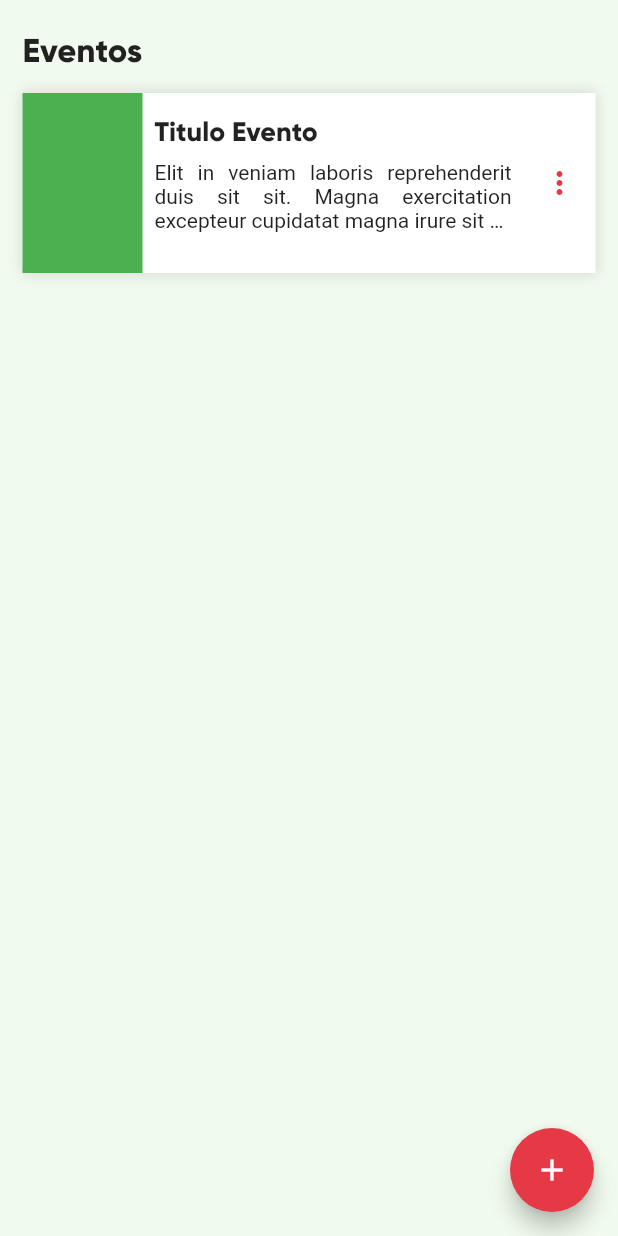
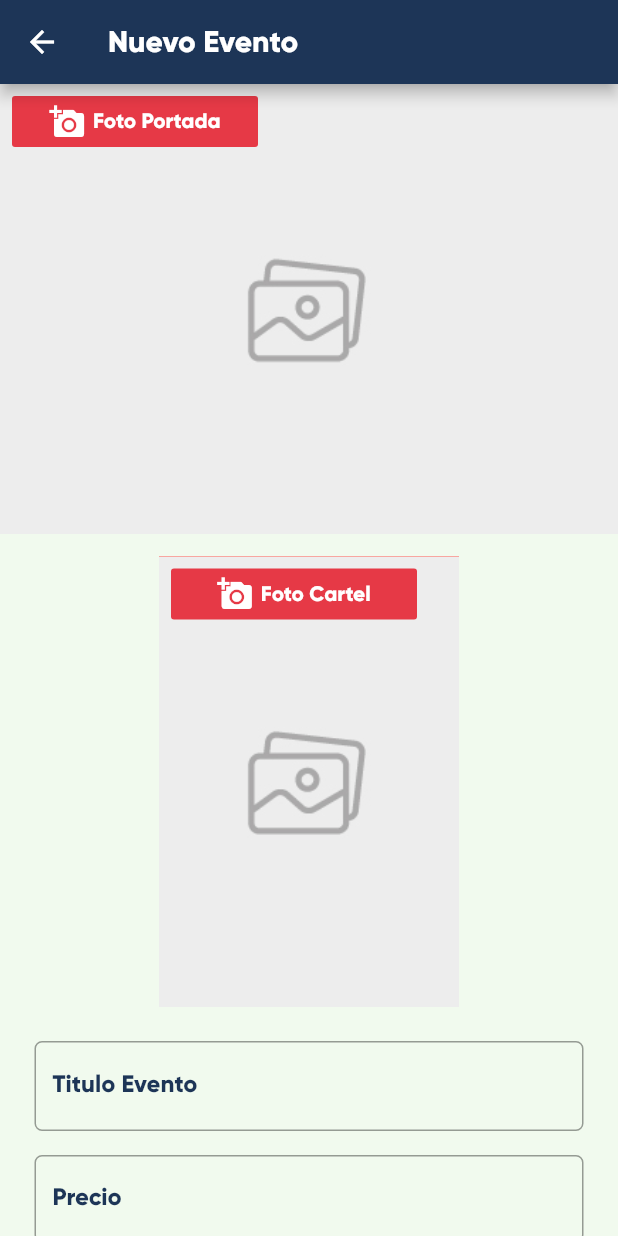
Before and after one commit to DarkAstaroth/pymbo, a Flutter app: the PerfilEvento screen opened directly, after a tap on the "add" icon, on a phone screen of 412 x 824 dp. Run offline on Flutter 3.47's test engine with Material 2 defaults, Android fonts, the phone set to English and light mode, and no system bars; our stand-ins replace bloc, circular_profile_avatar, cloud_firestore, datetime_picker_formfield, equatable, firebase_auth and 12 more; missing offline and left inert: admob_flutter, flutter_auth_buttons, flutter_page_indicator, google_maps_place_picker, smart_select; accounts and stored records are empty.

Commit message:
se mostro los productos en la aplicacion y se realizo la insercion de datos para eventos hay un error en mostrar eventos

```diff
--- a/lib/src/bloc/evento_bloc/evento_bloc.dart
+++ b/lib/src/bloc/evento_bloc/evento_bloc.dart
@@ -36,9 +36,6 @@ class EventoBloc extends Bloc<EventoEvent, EventoState> {
       _eventoSubscription = _eventoRepository
           .getEventos()
           .listen((eventos) => add(EventoUpdated(eventos)));
-      //final List<Negocio> negocios = await _negocioRepository.getNegocios().first;
-      //yield NegocioLoaded(negocios);
-
     } catch (_) {
       yield EventoNoLoaded();
     }
--- a/lib/src/repository/evento_repository.dart
+++ b/lib/src/repository/evento_repository.dart
@@ -2,7 +2,6 @@ import 'dart:io';
 import 'package:cloud_firestore/cloud_firestore.dart';
 import 'package:firebase_storage/firebase_storage.dart';
 import 'package:intl/intl.dart';
-import 'package:pymbo/src/models/evento_model.dart';
 import 'package:pymbo/src/models/evento_model.dart';
 
 class EventoRepository {
@@ -10,7 +9,9 @@ class EventoRepository {
 
   Stream<List<Evento>> getEventos() {
     return dataBaseReference.snapshots().map((snapshot) {
-      return snapshot.documents.map((doc) => Evento.fromSnapshot(doc)).toList();
+      return snapshot.documents
+          .map((doc) => Evento.fromSnapshot(doc))
+          .toList();
     });
   }
 
--- a/lib/src/ui/negocio/user_card_negocio.dart
+++ b/lib/src/ui/negocio/user_card_negocio.dart
@@ -57,6 +57,7 @@ class UserCardNegocio extends StatelessWidget {
                         ),
                         Text(
                           email,
+                          overflow: TextOverflow.ellipsis,
                           style: TextStyle(fontFamily: 'GilroyL', fontSize: 10),
                         ),
                       ],
--- a/lib/src/ui/ofertas/ofertas_screen.dart
+++ b/lib/src/ui/ofertas/ofertas_screen.dart
@@ -56,10 +56,10 @@ class _OfertaScreenState extends State<OfertaScreen> {
                 productoList = state.productos;
                 return productoList.length == 0
                     ? Expanded(
-                                          child: Center(
+                        child: Center(
                           child: Text("No hay productos disponibles"),
                         ),
-                    )
+                      )
                     : Expanded(
                         child: ListView.builder(
                           itemCount: productoList.length,
--- /dev/null
+++ b/lib/src/ui/perfil_evento/FormularioEvento.dart
@@ -0,0 +1,205 @@
+import 'dart:io';
+
+import 'package:datetime_picker_formfield/datetime_picker_formfield.dart';
+import 'package:flutter/material.dart';
+import 'package:flutter_bloc/flutter_bloc.dart';
+import 'package:intl/intl.dart';
+import 'package:pymbo/src/bloc/evento_bloc/evento_bloc.dart';
+import 'package:pymbo/src/bloc/evento_bloc/evento_event.dart';
+import 'package:pymbo/src/models/negocio_model.dart';
+
+class FormularioEvento extends StatefulWidget {
+  final Negocio negocio;
+  final File portadaImage;
+  final File cartelimage;
+
+  const FormularioEvento(
+      {Key key, this.negocio, this.portadaImage, this.cartelimage})
+      : super(key: key);
+
+  @override
+  _FormularioEventoState createState() => _FormularioEventoState();
+}
+
+class _FormularioEventoState extends State<FormularioEvento> {
+  String titulo;
+  String precio;
+  String cupos;
+  String desc;
+  final format = DateFormat("yyyy-MM-dd HH:mm");
+
+  final formKey = GlobalKey<FormState>();
+
+  @override
+  Widget build(BuildContext context) {
+    return Form(
+      key: formKey,
+      child: Column(
+        children: [
+          Padding(
+            padding: const EdgeInsets.all(8.0),
+            child: TextFormField(
+              textCapitalization: TextCapitalization.sentences,
+              style: TextStyle(fontFamily: 'GilroyB'),
+              decoration: InputDecoration(
+                focusedBorder: OutlineInputBorder(
+                    borderSide:
+                        BorderSide(color: Color(0xFF1D3557), width: 2.0)),
+                border: OutlineInputBorder(
+                    borderRadius: BorderRadius.circular(5.0)),
+                labelText: 'Titulo Evento',
+                labelStyle:
+                    TextStyle(color: Color(0xFF1D3557), fontFamily: 'GilroyB'),
+                //suffixIcon: Icon(Icons.email, color: Color(0xFF1D3557)),
+              ),
+              keyboardType: TextInputType.emailAddress,
+              autovalidate: true,
+              autocorrect: true,
+              onChanged: (value) {
+                setState(() {
+                  titulo = value;
+                });
+              },
+            ),
+          ),
+          Padding(
+            padding: const EdgeInsets.all(8.0),
+            child: TextFormField(
+              textCapitalization: TextCapitalization.sentences,
+              style: TextStyle(fontFamily: 'GilroyL'),
+              decoration: InputDecoration(
+                focusedBorder: OutlineInputBorder(
+                    borderSide:
+                        BorderSide(color: Color(0xFF1D3557), width: 2.0)),
+                border: OutlineInputBorder(
+                    borderRadius: BorderRadius.circular(5.0)),
+                labelText: 'Precio',
+                labelStyle:
+                    TextStyle(color: Color(0xFF1D3557), fontFamily: 'GilroyB'),
+                //suffixIcon: Icon(Icons.email, color: Color(0xFF1D3557)),
+              ),
+              keyboardType: TextInputType.number,
+              autovalidate: true,
+              autocorrect: true,
+              onChanged: (value) {
+                setState(() {
+                  precio = value;
+                });
+              },
+            ),
+          ),
+          Padding(
+            padding: const EdgeInsets.all(8.0),
+            child: TextFormField(
+              textCapitalization: TextCapitalization.sentences,
+              style: TextStyle(fontFamily: 'GilroyL'),
+              decoration: InputDecoration(
+                focusedBorder: OutlineInputBorder(
+                    borderSide:
+                        BorderSide(color: Color(0xFF1D3557), width: 2.0)),
+                border: OutlineInputBorder(
+                    borderRadius: BorderRadius.circular(5.0)),
+                labelText: 'Cupos',
+                labelStyle:
+                    TextStyle(color: Color(0xFF1D3557), fontFamily: 'GilroyB'),
+                //suffixIcon: Icon(Icons.email, color: Color(0xFF1D3557)),
+              ),
+              keyboardType: TextInputType.number,
+              autovalidate: true,
+              autocorrect: true,
+              onChanged: (value) {
+                setState(() {
+                  cupos = value;
+                });
+              },
+            ),
+          ),
+          //           Padding(
+          //   padding: const EdgeInsets.all(8.0),
+          //   child: DateTimeField(
+          //     decoration:InputDecoration(
+          //       helperText: "Fecha Evento"
+          //     ) ,
+          //     format: format,
+          //     onShowPicker: (context, currentValue) async {
+          //       final date = await showDatePicker(
+          //           context: context,
+          //           firstDate: DateTime(1900),
+          //           initialDate: currentValue ?? DateTime.now(),
+          //           lastDate: DateTime(2100));
+          //       if (date != null) {
+          //         final time = await showTimePicker(
+          //           context: context,
+          //           initialTime:
+          //               TimeOfDay.fromDateTime(currentValue ?? DateTime.now()),
+          //         );
+          //         return DateTimeField.combine(date, time);
+          //       } else {
+          //         return currentValue;
+          //       }
+          //     },
+          //   ),
+          // ),
+          Padding(
+            padding: const EdgeInsets.all(8.0),
+            child: TextFormField(
+              textCapitalization: TextCapitalization.sentences,
+              maxLines: 5,
+              style: TextStyle(fontFamily: 'GilroyL'),
+              decoration: InputDecoration(
+                focusedBorder: OutlineInputBorder(
+                    borderSide:
+                        BorderSide(color: Color(0xFF1D3557), width: 2.0)),
+                border: OutlineInputBorder(
+                    borderRadius: BorderRadius.circular(5.0)),
+                labelText: 'Descripcion',
+                labelStyle:
+                    TextStyle(color: Color(0xFF1D3557), fontFamily: 'GilroyB'),
+                //suffixIcon: Icon(Icons.email, color: Color(0xFF1D3557)),
+              ),
+              keyboardType: TextInputType.text,
+              autovalidate: true,
+              autocorrect: true,
+              onChanged: (value) {
+                setState(() {
+                  desc = value;
+                });
+              },
+            ),
+          ),
+
+          Padding(
+            padding: const EdgeInsets.all(8.0),
+            child: ButtonTheme(
+              minWidth: double.infinity,
+              height: 45,
+              child: RaisedButton(
+                color: Color(0xFFE63946),
+                elevation: 0,
+                onPressed: () {
+                  BlocProvider.of<EventoBloc>(context).add(AddEvento(
+                      widget.negocio.id,
+                      titulo,
+                      widget.portadaImage,
+                      widget.cartelimage,
+                      "hora",
+                      "fechaInicio",
+                      "fechaFin",
+                      precio,
+                      cupos,
+                      "true",
+                      desc));
+                  Navigator.pop(context);
+                },
+                child: Text(
+                  'Guardar Cambios ',
+                  style: TextStyle(color: Colors.white, fontFamily: 'GilroyB'),
+                ),
+              ),
+            ),
+          )
+        ],
+      ),
+    );
+  }
+}
--- /dev/null
+++ b/lib/src/ui/perfil_evento/crear_evento.dart
@@ -0,0 +1,183 @@
+import 'dart:io';
+
+import 'package:flutter/material.dart';
+import 'package:image_picker/image_picker.dart';
+import 'package:pymbo/src/models/negocio_model.dart';
+import 'package:pymbo/src/ui/perfil_evento/FormularioEvento.dart';
+
+class CrearEvento extends StatefulWidget {
+  final Negocio negocio;
+
+  const CrearEvento({Key key, this.negocio}) : super(key: key);
+  @override
+  _CrearEventoState createState() => _CrearEventoState();
+}
+
+class _CrearEventoState extends State<CrearEvento> {
+  File portadaImage;
+  File cartelImage;
+
+  @override
+  Widget build(BuildContext context) {
+    return Scaffold(
+      appBar: AppBar(
+        backgroundColor: Color(0XFF1D3557),
+        title: Text(
+          "Nuevo Evento",
+          style: TextStyle(fontFamily: 'GilroyB'),
+        ),
+      ),
+      backgroundColor: Color(0XFFF1FAEE),
+      body: ListView(
+        padding: EdgeInsets.all(0),
+        children: [
+          Stack(
+            children: [
+              Container(
+                  width: double.infinity,
+                  height: 300,
+                  color: Colors.redAccent,
+                  child: Stack(
+                    children: [
+                      portadaImage == null
+                          ? Container(
+                              width: double.infinity,
+                              height: 300,
+                              decoration: BoxDecoration(
+                                  image: DecorationImage(
+                                      image: AssetImage(
+                                          'assets/img/no-photo-perfil.jpg'),
+                                      fit: BoxFit.cover)),
+                            )
+                          : Container(
+                              width: double.infinity,
+                              height: 300,
+                              child: Image.file(
+                                portadaImage,
+                                fit: BoxFit.cover,
+                              ),
+                            ),
+                      Container(
+                        padding: EdgeInsets.all(8),
+                        width: 180,
+                        height: 50,
+                        alignment: Alignment.centerRight,
+                        child: RaisedButton(
+                          color: Color(0xFFE63946),
+                          elevation: 0,
+                          onPressed: getPortadaImage,
+                          child: Row(
+                            mainAxisAlignment: MainAxisAlignment.center,
+                            children: [
+                              Padding(
+                                padding: const EdgeInsets.only(right: 5),
+                                child: Icon(
+                                  Icons.add_a_photo,
+                                  color: Colors.white,
+                                ),
+                              ),
+                              Text(
+                                'Foto Portada',
+                                style: TextStyle(
+                                    color: Colors.white, fontFamily: 'GilroyB'),
+                              ),
+                            ],
+                          ),
+                        ),
+                      ),
+                    ],
+                  )),
+            ],
+          ),
+          SizedBox(
+            height: 15,
+          ),
+          Align(
+            alignment: Alignment.center,
+            child: Stack(
+              children: [
+                Container(
+                    width: 200,
+                    height: 300,
+                    color: Colors.redAccent,
+                    child: Stack(
+                      children: [
+                        cartelImage == null
+                            ? Container(
+                                width: double.infinity,
+                                height: 300,
+                                decoration: BoxDecoration(
+                                    image: DecorationImage(
+                                        image: AssetImage(
+                                            'assets/img/no-photo-perfil.jpg'),
+                                        fit: BoxFit.cover)),
+                              )
+                            : Container(
+                                width: double.infinity,
+                                height: 300,
+                                child: Image.file(
+                                  cartelImage,
+                                  fit: BoxFit.cover,
+                                ),
+                              ),
+                        Container(
+                          padding: EdgeInsets.all(8),
+                          width: 180,
+                          height: 50,
+                          alignment: Alignment.centerRight,
+                          child: RaisedButton(
+                            color: Color(0xFFE63946),
+                            elevation: 0,
+                            onPressed: getCartelImage,
+                            child: Row(
+                              mainAxisAlignment: MainAxisAlignment.center,
+                              children: [
+                                Padding(
+                                  padding: const EdgeInsets.only(right: 5),
+                                  child: Icon(
+                                    Icons.add_a_photo,
+                                    color: Colors.white,
+                                  ),
+                                ),
+                                Text(
+                                  'Foto Cartel',
+                                  style: TextStyle(
+                                      color: Colors.white,
+                                      fontFamily: 'GilroyB'),
+                                ),
+                              ],
+                            ),
+                          ),
+                        ),
+                      ],
+                    )),
+              ],
+            ),
+          ),
+          Padding(
+              padding: const EdgeInsets.all(15),
+              child: FormularioEvento(
+                negocio:widget.negocio,
+                portadaImage : portadaImage,
+                cartelimage: cartelImage,
+                )
+                  )
+        ],
+      ),
+    );
+  }
+
+  Future getPortadaImage() async {
+    var tempimage = await ImagePicker.pickImage(source: ImageSource.gallery);
+    setState(() {
+      portadaImage = tempimage;
+    });
+  }
+
+    Future getCartelImage() async {
+    var tempimage = await ImagePicker.pickImage(source: ImageSource.gallery);
+    setState(() {
+      cartelImage = tempimage;
+    });
+  }
+}
--- a/lib/src/ui/perfil_evento/perfil_evento.dart
+++ b/lib/src/ui/perfil_evento/perfil_evento.dart
@@ -1,20 +1,41 @@
 import 'package:flutter/material.dart';
+import 'package:flutter_bloc/flutter_bloc.dart';
+import 'package:pymbo/src/bloc/evento_bloc/evento_bloc.dart';
+import 'package:pymbo/src/bloc/evento_bloc/evento_state.dart';
+import 'package:pymbo/src/models/evento_model.dart';
+import 'package:pymbo/src/models/negocio_model.dart';
+import 'package:pymbo/src/ui/perfil_evento/crear_evento.dart';
+import 'package:pymbo/src/ui/perfil_evento/evento_admin_card.dart';
 
 class PerfilEvento extends StatefulWidget {
+    final Negocio negocio;
+
+  const PerfilEvento({Key key, this.negocio}) : super(key: key);
   @override
   _PerfilEventoState createState() => _PerfilEventoState();
 }
 
 class _PerfilEventoState extends State<PerfilEvento> {
+
+    List<Evento> eventoList = [];
+
+
   @override
   Widget build(BuildContext context) {
     return Scaffold(
       floatingActionButton: FloatingActionButton(
           backgroundColor: Color(0XFFE63946),
           child: Icon(Icons.add),
-          onPressed: () {}),
+          onPressed: () {
+            Navigator.push(
+              context,
+              MaterialPageRoute(
+                  builder: (context) => CrearEvento(negocio: widget.negocio)),
+            );
+          }),
       backgroundColor: Color(0XFFF1FAEE),
-      body: ListView(
+      body: Column(
+        crossAxisAlignment: CrossAxisAlignment.start,
         children: [
           Padding(
             padding: const EdgeInsets.only(left: 15, top: 20),
@@ -23,93 +44,42 @@ class _PerfilEventoState extends State<PerfilEvento> {
               style: TextStyle(fontFamily: 'GilroyB', fontSize: 22),
             ),
           ),
-          Padding(
-            padding: const EdgeInsets.all(15.0),
-            child: Container(
-              width: double.infinity,
-              height: 120,
-              decoration: BoxDecoration(
-                color: Colors.white,
-                borderRadius: BorderRadius.only(
-                    topLeft: Radius.circular(5),
-                    bottomLeft: Radius.circular(5)),
-                boxShadow: [
-                  BoxShadow(
-                    color: Colors.grey.withOpacity(0.3),
-                    spreadRadius: 1,
-                    blurRadius: 7,
-                    // offset: Offset(3, 3), // changes position of shadow
-                  ),
-                ],
-              ),
-              child: Row(
-                mainAxisAlignment: MainAxisAlignment.spaceBetween,
-                children: [
-                  Container(
-                    width: 80,
-                    height: 120,
-                    color: Colors.green,
-                  ),
-                  Expanded(
-                    child: Column(
-                      crossAxisAlignment: CrossAxisAlignment.start,
-                      children: [
-                        Padding(
-                          padding: EdgeInsets.only(left: 8.0,top: 15),
-                          child: Text("Titulo Evento",
-                          style: TextStyle(
-                            fontFamily: 'GilroyB',
-                            fontSize: 18
-                          ),),
-                        ),
-                        Expanded(
-                            child: Container(
-                          child: Padding(
-                            padding: const EdgeInsets.all(8.0),
-                            child: Text(
-                              "Elit in veniam laboris reprehenderit duis sit sit. Magna exercitation excepteur cupidatat magna irure sit voluptate ut dolore anim eu Lorem mollit. Ad sit do in nostrud do reprehenderit nulla. Irure et deserunt nisi excepteur tempor do minim. Nisi velit duis incididunt minim reprehenderit esse exercitation consequat. Deserunt sint duis deserunt duis commodo veniam tempor reprehenderit laboris est ipsum esse ullamco Lorem. Mollit enim cillum sint ut deserunt cupidatat in.",
-                              overflow: TextOverflow.ellipsis,
-                              maxLines: 3,
-                              textAlign: TextAlign.justify,
-                            ),
-                          ),
-                        )),
-                      ],
-                    ),
-                  ),
-                  PopupMenuButton(
-                      icon: Icon(
-                        Icons.more_vert,
-                        color: Color(0XFFE63946),
-                      ),
-                      itemBuilder: (context) => [
-                            PopupMenuItem(
-                                value: '1',
-                                height: 25,
-                                child: Text(
-                                  "Ver",
-                                  style: TextStyle(
-                                      fontFamily: 'GilroyB', fontSize: 13),
-                                )),
-                            PopupMenuItem(
-                                height: 25,
-                                child: Text(
-                                  "Editar",
-                                  style: TextStyle(
-                                      fontFamily: 'GilroyB', fontSize: 13),
-                                )),
-                            PopupMenuItem(
-                                height: 25,
-                                child: Text(
-                                  "Eliminar",
-                                  style: TextStyle(
-                                      fontFamily: 'GilroyB', fontSize: 13),
-                                )),
-                          ])
-                ],
-              ),
-            ),
-          )
+            BlocBuilder<EventoBloc, EventoState>(builder: (context, state) {
+            if (state is EventoLoading) {
+              return Center(
+                child: CircularProgressIndicator(),
+              );
+            }
+            if (state is EventoNoLoaded) {
+              return Center(
+                child: CircularProgressIndicator(),
+              );
+            }
+            if (state is EventoLoaded) {
+              for (var i = 0; i < state.eventos.length; i++) {
+                if (state.eventos[i].idNegocio == widget.negocio.id) {
+                  eventoList.add(state.eventos[i]);
+                }
+              }
+              return eventoList.length == 0
+                  ? Center(
+                      child: Text("No hay Eventos disponibles"),
+                    )
+
+              : Expanded(child: ListView.builder(
+                  itemCount: eventoList.length,
+                  itemBuilder: (_, int index) {
+                    return EventoAdminCard(
+                      titulo: eventoList[index].tituloEvento,
+                      fotoCartel : eventoList[index].fotoCartel,
+                      desc : eventoList[index].desc
+                      );
+                  },
+                )
+              );
+            }
+          })
+
         ],
       ),
     );
--- a/lib/src/ui/perfil_negocio/perfil_negocio.dart
+++ b/lib/src/ui/perfil_negocio/perfil_negocio.dart
@@ -46,7 +46,7 @@ class _PerfilNegocioState extends State<PerfilNegocio> {
                 children: [
                   InfoNegocio(negocio: widget.negocio),
                   PerfilAnuncio(),
-                  PerfilEvento(),
+                  PerfilEvento(negocio: widget.negocio),
                   PerfilProducto(negocio: widget.negocio)
                 ],
               ))),
--- a/lib/src/ui/perfil_producto/crear_producto.dart
+++ b/lib/src/ui/perfil_producto/crear_producto.dart
@@ -1,5 +1,4 @@
 import 'dart:io';
-
 import 'package:flutter/material.dart';
 import 'package:image_picker/image_picker.dart';
 import 'package:pymbo/src/models/negocio_model.dart';
--- a/lib/src/ui/perfil_producto/perfil_producto.dart
+++ b/lib/src/ui/perfil_producto/perfil_producto.dart
@@ -60,7 +60,7 @@ class _PerfilProductoState extends State<PerfilProducto> {
                   productoList.add(state.productos[i]);
                 }
               }
-              productoList = state.productos;
+
               return productoList.length == 0
                   ? Center(
                       child: Text("No hay productos disponibles"),
--- a/pubspec.yaml
+++ b/pubspec.yaml
@@ -51,6 +51,7 @@ dependencies:
   smart_select: ^4.3.2
   google_maps_place_picker: ^0.10.0
   google_maps_flutter: ^0.5.25+3
+  datetime_picker_formfield: ^1.0.0
 
 dev_dependencies:
   flutter_test:
```
Also changed, not shown: lib/main.dart (+8 -0 lines), lib/src/ui/perfil_evento/evento_admin_card.dart (added, +99 -0 lines), lib/src/ui/perfil_negocio/info_negocio.dart (+19 -10 lines), pubspec.lock.
